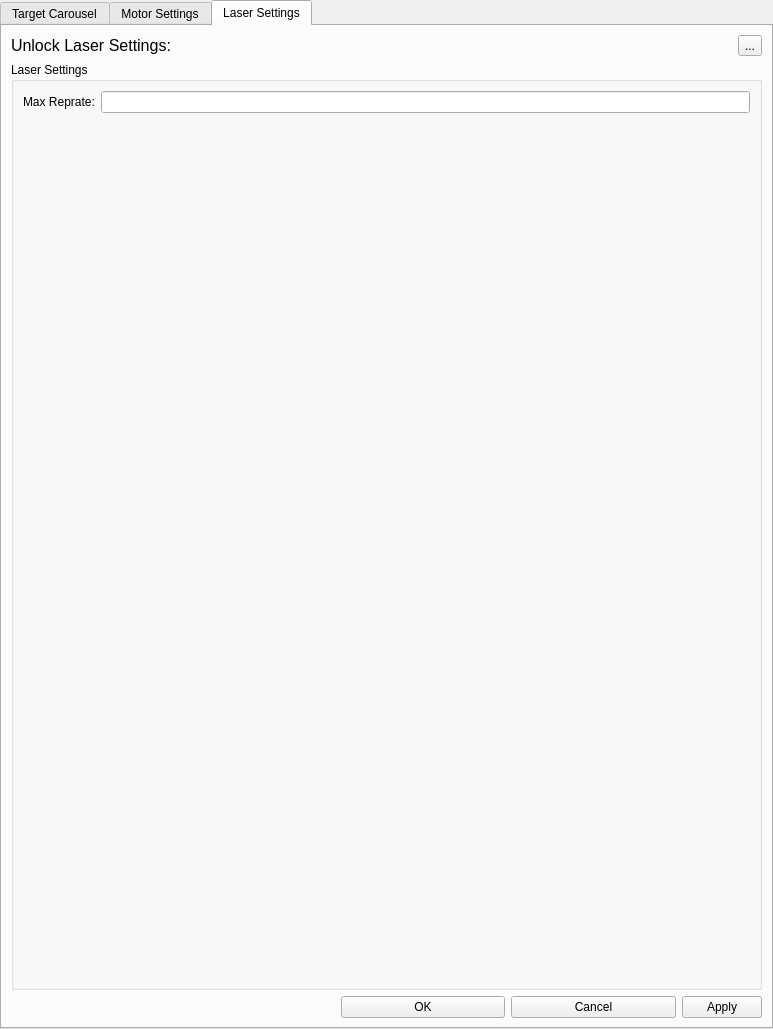
Above: src/ui/pld_settings.ui from ibrummel/PLD-Laser-Brain before the change. Below: the same form after it.
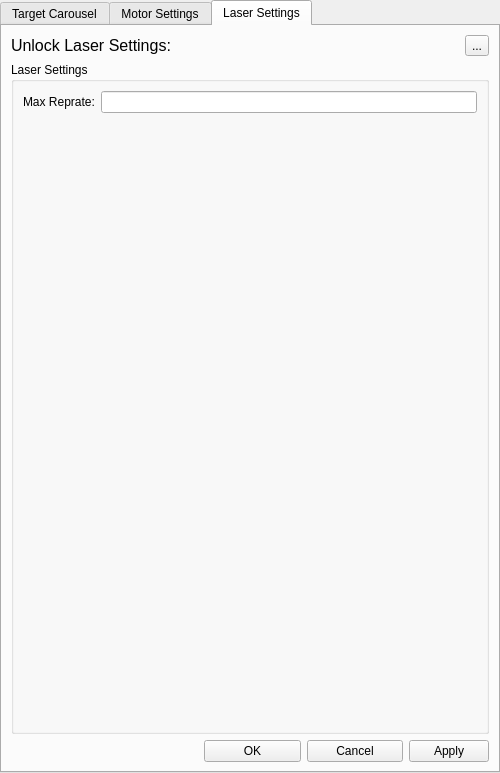
That is the form after the change. Icons and pictures are not drawn.

Commit message: UI updates from the brain to get better sizing

Diff of the .ui file:
```diff
--- a/src/ui/pld_settings.ui
+++ b/src/ui/pld_settings.ui
@@ -6,8 +6,8 @@
    <rect>
     <x>0</x>
     <y>0</y>
-    <width>773</width>
-    <height>1029</height>
+    <width>500</width>
+    <height>773</height>
    </rect>
   </property>
   <property name="cursor">
@@ -465,8 +465,8 @@
         </property>
         <property name="iconSize">
          <size>
-          <width>60</width>
-          <height>60</height>
+          <width>45</width>
+          <height>45</height>
          </size>
         </property>
        </widget>
```
Left out of the diff: 4 changed lines with no effect on the pictures. The commit also changes 7 other files.
